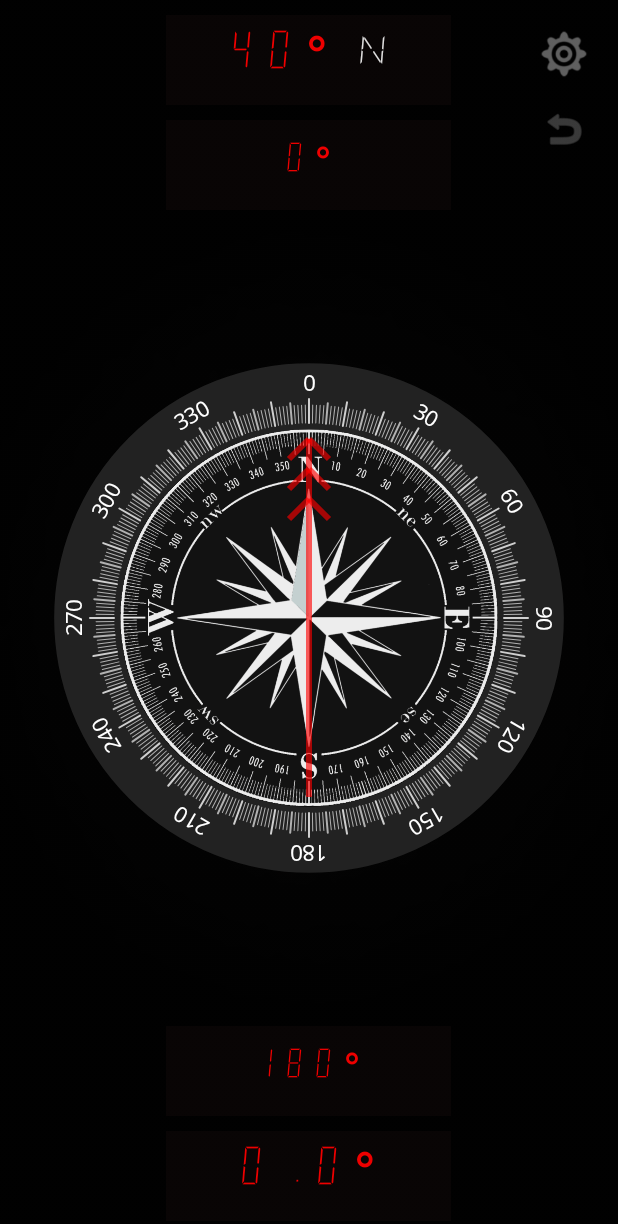
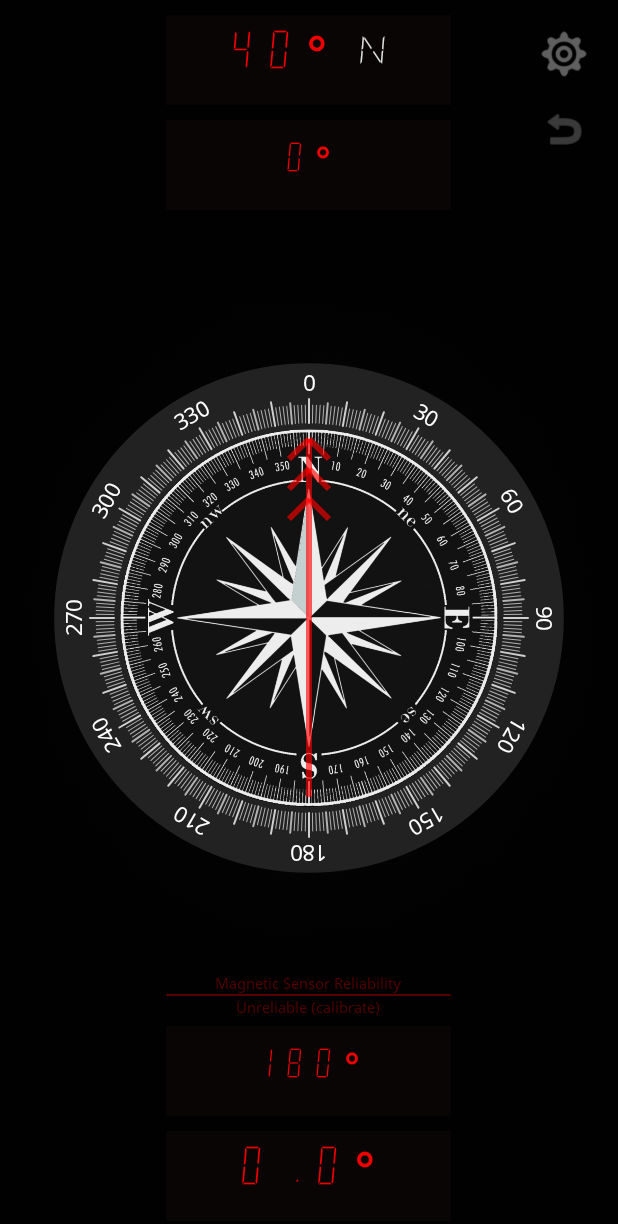
Before and after one commit to draekko-rand/CompassNavigator, an Android app: the screen it shows after launch (CompassActivity), on a phone screen of 412 x 824 dp. Shown: the top 1224 px of the screen. Run offline under Robolectric (Android 15) with nearby library versions, the phone set to English and light mode, and no system bars; pictures from the network do not load.

Commit message:
added reading of magnetic accuracy to let user know when to calibrate. fixed compass rose cardinal text orientation.

```diff
--- a/Compass/src/main/java/com/draekko/compassnavigator/CompassActivity.java
+++ b/Compass/src/main/java/com/draekko/compassnavigator/CompassActivity.java
@@ -155,6 +155,10 @@ public class CompassActivity extends AppCompatActivity
     private ImageButton mSettingsButtons;
     private ImageButton mResetButtons;
     private TextView mTextDegrees;
+    private TextView mMagneticReliabbity;
+    private TextView mMagneticReliabbityStatus;
+    private View mMagneticReliabbityDivider;
+
     private TextView mTextBezelDegrees;
     private TextView mTextBezelRevDegrees;
     private TextView mTextOrientation;
@@ -166,6 +170,7 @@ public class CompassActivity extends AppCompatActivity
     private boolean mUserPermissionDenied = false;
     private int mScreenRotation;
     private Typeface typeface;
+    private Typeface typefaceNoto;
 
     private ArrayList<String> permissions = new ArrayList<>();
     private ArrayList<String> permissionsToRequest;
@@ -271,6 +276,9 @@ public class CompassActivity extends AppCompatActivity
         mSettingsButtons = (ImageButton) findViewById(R.id.settings);
         mResetButtons = (ImageButton) findViewById(R.id.reset);
         mTextDegrees = (TextView) findViewById(R.id.degrees);
+        mMagneticReliabbity = (TextView) findViewById(R.id.magneticReliability);
+        mMagneticReliabbityStatus = (TextView) findViewById(R.id.magneticReliabilityStatus);
+        mMagneticReliabbityDivider = (View) findViewById(R.id.magneticReliabilityDivider);
         mTextBezelDegrees = (TextView) findViewById(R.id.degreesBezel);
         mTextBezelRevDegrees = (TextView) findViewById(R.id.degreesBezelReverse);
         mTextOrientation = (TextView) findViewById(R.id.direction);
@@ -373,6 +381,7 @@ public class CompassActivity extends AppCompatActivity
         height = size.y;
 
         typeface = Typeface.createFromAsset(getAssets(), "fonts/lcd.ttf");
+        typefaceNoto = Typeface.createFromAsset(getAssets(), "fonts/notosans.ttf");
 
         mTextDeclinatonDegrees.setTypeface(typeface);
         mTextDeclinatonOrientation.setTypeface(typeface);
@@ -380,6 +389,9 @@ public class CompassActivity extends AppCompatActivity
         mTextDegrees.setTypeface(typeface);
         mTextBezelDegrees.setTypeface(typeface);
         mTextBezelRevDegrees.setTypeface(typeface);
+
+        mMagneticReliabbity.setTypeface(typefaceNoto);
+        mMagneticReliabbityStatus.setTypeface(typefaceNoto);
 
         mSensorManager = (SensorManager) getSystemService(SENSOR_SERVICE);
         mAccelerometer = mSensorManager.getDefaultSensor(Sensor.TYPE_ACCELEROMETER);
@@ -455,11 +467,17 @@ public class CompassActivity extends AppCompatActivity
 
         mCompassView.setNight(mNight);
         mCompassView.setGreenNight(mGreenNight);
+
         if (mNight) {
             int color = getColor(R.color.nightred);
             if (mGreenNight) {
                 color = getColor(R.color.nightgreen);
             }
+
+            mMagneticReliabbity.setTextColor(color);
+            mMagneticReliabbityStatus.setTextColor(color);
+            mMagneticReliabbityDivider.setBackgroundColor(color);
+
             mTextDegrees.setTextColor(color);
             mTextOrientation.setTextColor(color);
             mTextDeclinatonOrientation.setTextColor(color);
@@ -476,12 +494,26 @@ public class CompassActivity extends AppCompatActivity
             final int bcolor = getColor(R.color.daytintbtn);
             mSettingsButtons.setImageTintList(new ColorStateList(new int[][]{{}}, new int[]{ bcolor }));
             mResetButtons.setImageTintList(new ColorStateList(new int[][]{{}}, new int[]{ bcolor }));
+
+
+            final int color = getColor(R.color.nightred);
+            mMagneticReliabbity.setTextColor(color);
+            mMagneticReliabbityStatus.setTextColor(color);
+            mMagneticReliabbityDivider.setBackgroundColor(color);
+            mMagneticReliabbityDivider.setAlpha(0.5f);
+
         }
+
+        mMagneticReliabbity.setAlpha(0.35f);
+        mMagneticReliabbityStatus.setAlpha(0.35f);
+        mMagneticReliabbityDivider.setAlpha(0.35f);
+
         if (mAltRose) {
             mCompassView.setRose(2);
         } else {
             mCompassView.setRose(1);
         }
+
         lastangle = mBearingDirection;
         mCompassView.setBezelDegrees(mBearingDirection);
         mCompassView.setBezelMils((mBearingDirection / 360) * 6400.0f);
@@ -562,7 +594,29 @@ public class CompassActivity extends AppCompatActivity
     }
 
     @Override
-    public void onAccuracyChanged(Sensor sensor, int arg1) {
+    public void onAccuracyChanged(Sensor sensor, int accuracy) {
+        if (sensor != null && sensor.getType() == Sensor.TYPE_MAGNETIC_FIELD) {
+            switch (accuracy) {
+                default:
+                case SensorManager.SENSOR_STATUS_UNRELIABLE:
+                    Log.d(TAG, "Unreliable Magnetic Sensor");
+                    mMagneticReliabbityStatus.setText("Unreliable (Calibrate)");
+                    break;
+                case SensorManager.SENSOR_STATUS_ACCURACY_LOW:
+                    Log.d(TAG, "Low Accuracy Magnetic Sensor");
+                    mMagneticReliabbityStatus.setText("Low Accuracy");
+                    break;
+                case SensorManager.SENSOR_STATUS_ACCURACY_MEDIUM:
+                    Log.d(TAG, "Medium Accuracy Magnetic Sensor");
+                    mMagneticReliabbityStatus.setText("");
+                    mMagneticReliabbityStatus.setText("Medium Accuracy");
+                    break;
+                case SensorManager.SENSOR_STATUS_ACCURACY_HIGH:
+                    Log.d(TAG, "High Accuracy Magnetic Sensor");
+                    mMagneticReliabbityStatus.setText("High Accuracy");
+                    break;
+            }
+        }
     }
 
     @Override
--- a/Compass/src/main/res/layout/main.xml
+++ b/Compass/src/main/res/layout/main.xml
@@ -40,7 +40,7 @@
             android:layout_height="wrap_content"
             android:text="40°"
             android:textColor="@color/nightred"
-            android:textSize="42sp"
+            android:textSize="42dp"
             android:textStyle="bold" />
 
         <TextView
@@ -48,7 +48,7 @@
             android:layout_width="wrap_content"
             android:layout_height="wrap_content"
             android:text=" N"
-            android:textSize="32sp"
+            android:textSize="32dp"
             android:textStyle="bold" />
 
     </LinearLayout>
@@ -69,7 +69,45 @@
             android:layout_height="wrap_content"
             android:text="0°"
             android:textColor="@color/nightred"
-            android:textSize="32sp"
+            android:textSize="32dp"
+            android:textStyle="bold" />
+
+    </LinearLayout>
+
+    <LinearLayout
+        android:layout_width="190dp"
+        android:layout_height="30dp"
+        android:layout_alignParentBottom="true"
+        android:layout_centerHorizontal="true"
+        android:layout_marginBottom="146dp"
+        android:background="@color/transparent"
+        android:gravity="center"
+        android:orientation="vertical">
+
+        <TextView
+            android:id="@+id/magneticReliability"
+            android:layout_width="wrap_content"
+            android:layout_height="wrap_content"
+            android:text="Magnetic Sensor Reliability"
+            android:textColor="@color/nightred"
+            android:textSize="10dp"
+            android:textStyle="bold" />
+
+        <View
+            android:id="@+id/magneticReliabilityDivider"
+            android:layout_width="match_parent"
+            android:layout_height="1dp"
+            android:alpha="127"
+            android:background="@color/nightred"
+            />
+
+        <TextView
+            android:id="@+id/magneticReliabilityStatus"
+            android:layout_width="wrap_content"
+            android:layout_height="wrap_content"
+            android:text="Unreliable (calibrate)"
+            android:textColor="@color/nightred"
+            android:textSize="10dp"
             android:textStyle="bold" />
 
     </LinearLayout>
@@ -90,7 +128,7 @@
             android:layout_height="wrap_content"
             android:text="0°"
             android:textColor="@color/nightred"
-            android:textSize="32sp"
+            android:textSize="32dp"
             android:textStyle="bold" />
 
     </LinearLayout>
@@ -113,7 +151,7 @@
             android:layout_height="wrap_content"
             android:text="0.0°"
             android:textColor="@color/nightred"
-            android:textSize="42sp"
+            android:textSize="42dp"
             android:textStyle="bold" />
 
         <TextView
@@ -121,7 +159,7 @@
             android:layout_width="wrap_content"
             android:layout_height="wrap_content"
             android:text=""
-            android:textSize="32sp"
+            android:textSize="32dp"
             android:textStyle="bold" />
 
     </LinearLayout>
```
Also changed, not shown: Compass/src/main/ic_compass_rose_d-web.png (deleted), Compass/src/main/ic_compass_rose_n-web.png (deleted), Compass/src/main/res/drawable-v28/compass_rose_1_night_green.png, Compass/src/main/res/drawable-v28/compass_rose_2_night_green.png, Compass/src/main/res/drawable-v28/compass_rose_3.png, Compass/src/main/res/drawable-v28/compass_rose_3_night.png, Compass/src/main/res/drawable-v28/compass_rose_3_night_green.png, Compass/src/main/res/drawable-v28/compass_rose_4.png, Compass/src/main/res/drawable-v28/compass_rose_4_night.png, Compass/src/main/res/drawable-v28/compass_rose_4_night_green.png.
